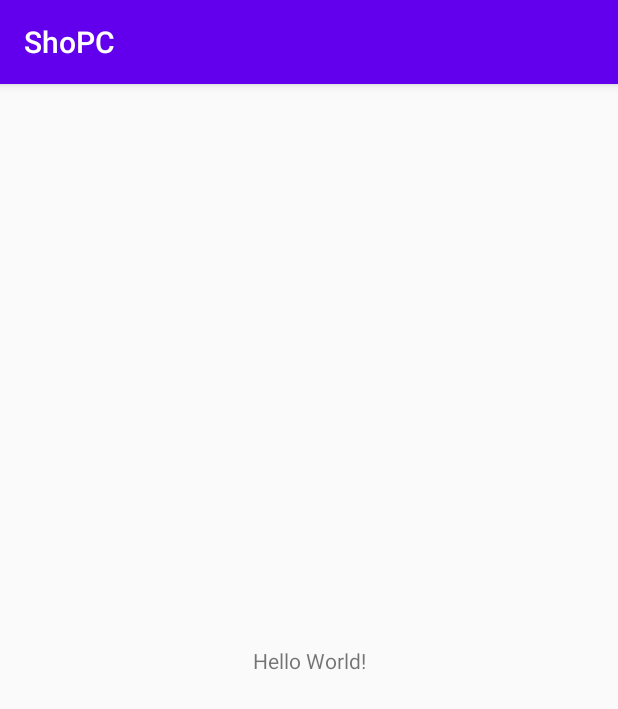
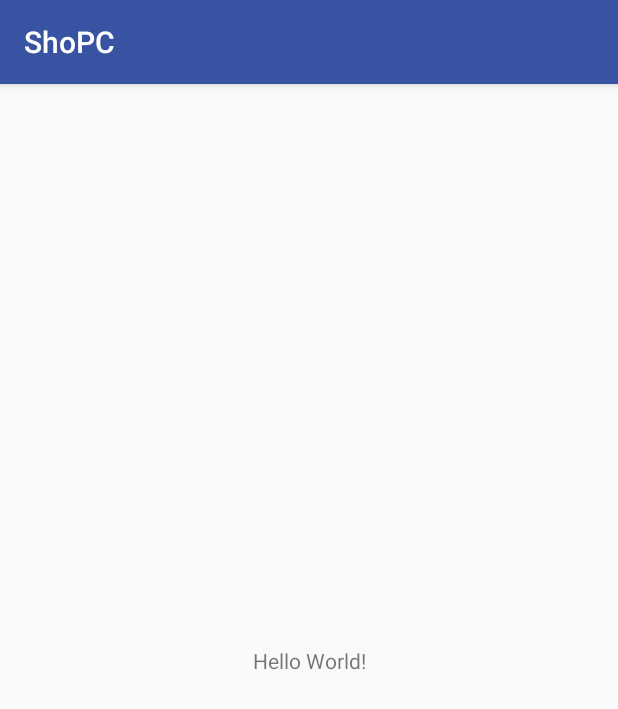
Before and after one commit to samudrajovanka/ShoPC, an Android app: the screen it shows after launch (MainActivity), on a phone screen of 412 x 824 dp. Shown: the top 709 px of the screen. Run offline under Robolectric (Android 15) with nearby library versions, the phone set to English and light mode, and no system bars.

Commit message:
add value colors and dimens

```diff
--- a/app/src/main/res/values/colors.xml
+++ b/app/src/main/res/values/colors.xml
@@ -1,6 +1,12 @@
 <?xml version="1.0" encoding="utf-8"?>
 <resources>
-    <color name="colorPrimary">#6200EE</color>
-    <color name="colorPrimaryDark">#3700B3</color>
-    <color name="colorAccent">#03DAC5</color>
+    <color name="colorPrimary">#3853A1</color>
+    <color name="colorBlue">#0D8BFF</color>
+    <color name="colorLightBlue">#F5FDFF</color>
+    <color name="colorWhite">#FFFFFF</color>
+    <color name="colorBlack">#000000</color>
+    <color name="colorGrey">#ADADAD</color>
+    <color name="colorRed">#E22525</color>
+    <color name="colorGrey_30">#4DADADAD</color>
+    <color name="colorPrimary_50">#803853A1</color>
 </resources>
--- a/app/src/main/res/values/styles.xml
+++ b/app/src/main/res/values/styles.xml
@@ -3,8 +3,8 @@
     <style name="AppTheme" parent="Theme.AppCompat.Light.DarkActionBar">
         <!-- Customize your theme here. -->
         <item name="colorPrimary">@color/colorPrimary</item>
-        <item name="colorPrimaryDark">@color/colorPrimaryDark</item>
-        <item name="colorAccent">@color/colorAccent</item>
+        <item name="colorPrimaryDark">@color/colorBlue</item>
+        <item name="colorAccent">@color/colorLightBlue</item>
     </style>
 
 </resources>
```
Also changed, not shown: app/src/main/res/values/dimens.xml (added, +17 -0 lines).
